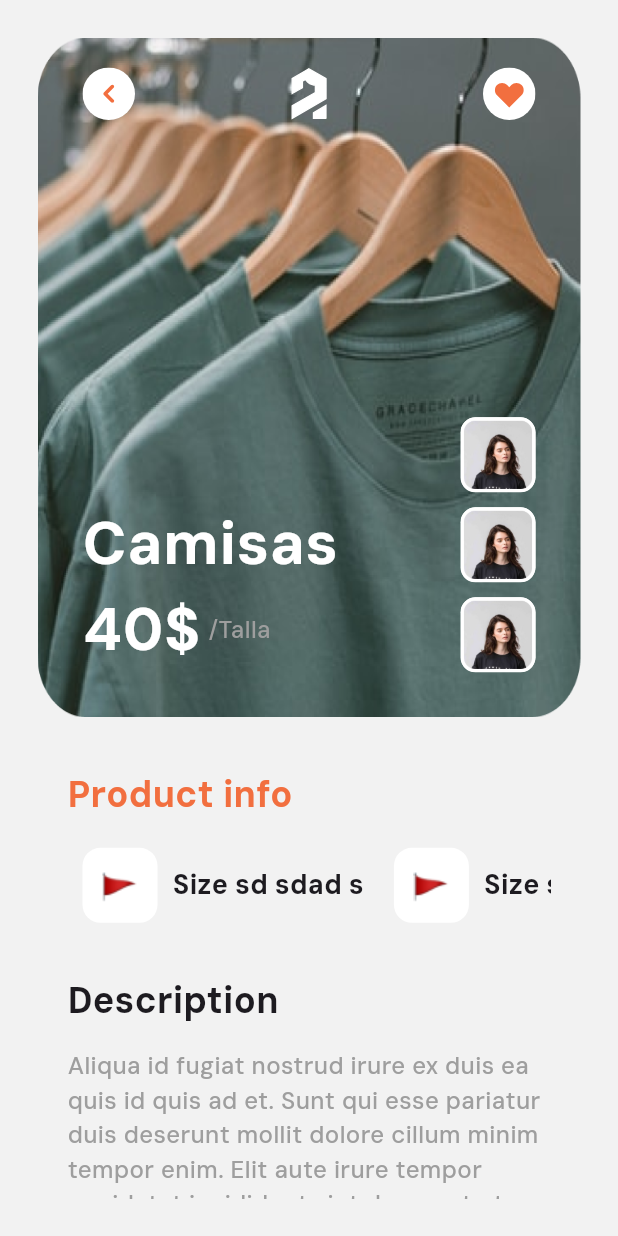
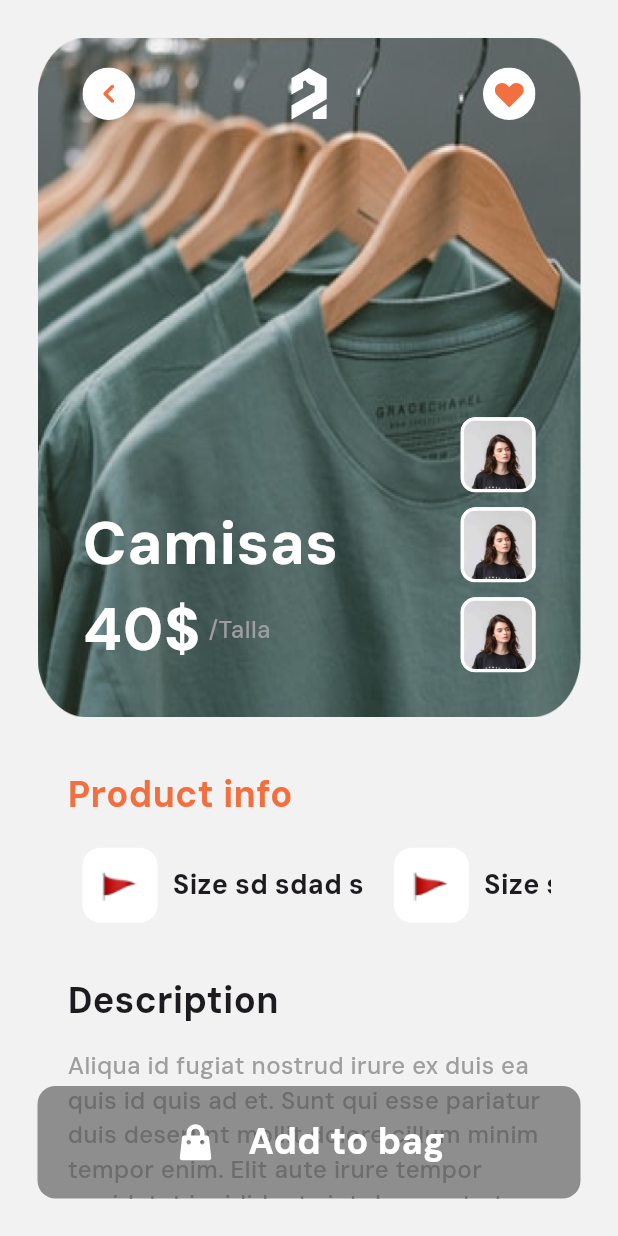
Before and after one commit to yousefsama/my_own_e_commerce_app, a Flutter app: the screen it shows after launch, after a tap on "Clothes asd asd asd asd asd asd sad a as", on a phone screen of 412 x 824 dp. Run offline on Flutter 3.47's test engine with Material 3 defaults, Android fonts, the phone set to English and light mode, and no system bars; our stand-ins replace firebase_auth, firebase_core, flutter_svg, get, go_router, quickalert; missing offline and left inert: svg_flutter; accounts and stored records are empty; project files that could hold a hidden picture were left out.

Commit message:
details view floating button done and refactor code

```diff
--- a/lib/Features/Home/view/home_view.dart
+++ b/lib/Features/Home/view/home_view.dart
@@ -17,12 +17,12 @@ class HomeView extends StatelessWidget {
         () => NavigationBar(
             labelBehavior: NavigationDestinationLabelBehavior.alwaysHide,
             elevation: 0,
-            height: 65,
+            height: 75,
             indicatorColor: Colors.transparent,
             selectedIndex: controller.selectedIndex.value,
             onDestinationSelected: (index) =>
                 controller.selectedIndex.value = index,
-            backgroundColor: const Color(0xff4C4C4C).withOpacity(0.6),
+            backgroundColor: Constance.navigationBarColor,
             destinations: [
               NavigationDestination(
                   icon: SvgPicture.asset(
--- a/lib/Features/Home/view/item_details_view.dart
+++ b/lib/Features/Home/view/item_details_view.dart
@@ -1,5 +1,6 @@
 import 'package:flutter/material.dart';
 import 'package:my_own_e_commerce_app/Features/Home/view/widget/ItemDetailsViewBody.dart';
+import 'package:my_own_e_commerce_app/Features/Home/view/widget/custom_floating_button.dart';
 import 'package:my_own_e_commerce_app/constance.dart';
 
 class ItemDetailsView extends StatelessWidget {
@@ -8,6 +9,8 @@ class ItemDetailsView extends StatelessWidget {
   @override
   Widget build(BuildContext context) {
     return Scaffold(
+      floatingActionButtonLocation: FloatingActionButtonLocation.centerDocked,
+      floatingActionButton: const CustomFloatingButton(),
       backgroundColor: Constance.primaryBackGroundColor,
       body: const ItemDetailsViewBody(),
     );
--- a/lib/Features/Home/view/widget/ItemDetailsViewBody.dart
+++ b/lib/Features/Home/view/widget/ItemDetailsViewBody.dart
@@ -1,7 +1,7 @@
 import 'package:flutter/material.dart';
+import 'package:my_own_e_commerce_app/Features/Home/view/widget/description_section.dart';
 import 'package:my_own_e_commerce_app/Features/Home/view/widget/product_Info_section.dart';
 import 'package:my_own_e_commerce_app/Features/Home/view/widget/product_details_card.dart';
-import 'package:my_own_e_commerce_app/core/utils/app_style.dart';
 
 class ItemDetailsViewBody extends StatelessWidget {
   const ItemDetailsViewBody({super.key});
@@ -33,27 +33,3 @@ class ItemDetailsViewBody extends StatelessWidget {
     );
   }
 }
-
-class DescriptionSection extends StatelessWidget {
-  const DescriptionSection({super.key});
-
-  @override
-  Widget build(BuildContext context) {
-    return Column(
-      crossAxisAlignment: CrossAxisAlignment.start,
-      children: [
-        const Text(
-          'Description',
-          style: AppStyle.bold24,
-        ),
-        const SizedBox(
-          height: 15,
-        ),
-        Text(
-          'Aliqua id fugiat nostrud irure ex duis ea quis id quis ad et. Sunt qui esse pariatur duis deserunt mollit dolore cillum minim tempor enim. Elit aute irure tempor cupidatat incididunt sint deserunt ut voluptate aute id deserunt nisi.',
-          style: AppStyle.medium16grey.copyWith(color: Colors.grey),
-        ),
-      ],
-    );
-  }
-}
--- /dev/null
+++ b/lib/Features/Home/view/widget/custom_floating_button.dart
@@ -0,0 +1,38 @@
+import 'package:flutter/material.dart';
+import 'package:flutter_svg/svg.dart';
+import 'package:my_own_e_commerce_app/constance.dart';
+import 'package:my_own_e_commerce_app/core/utils/app_style.dart';
+import 'package:my_own_e_commerce_app/core/utils/assets/assetsImage.dart';
+
+class CustomFloatingButton extends StatelessWidget {
+  const CustomFloatingButton({
+    super.key,
+  });
+
+  @override
+  Widget build(BuildContext context) {
+    return Padding(
+      padding: const EdgeInsets.all(25.0),
+      child: Container(
+        width: double.infinity,
+        height: 75,
+        decoration: BoxDecoration(
+            borderRadius: BorderRadius.circular(12),
+            color: Constance.navigationBarColor),
+        child: Row(
+          mainAxisAlignment: MainAxisAlignment.center,
+          children: [
+            SvgPicture.asset(Assets.imagesShoppingBag),
+            const SizedBox(
+              width: 20,
+            ),
+            Text(
+              'Add to bag',
+              style: AppStyle.bold24.copyWith(color: Colors.white),
+            )
+          ],
+        ),
+      ),
+    );
+  }
+}
--- /dev/null
+++ b/lib/Features/Home/view/widget/description_section.dart
@@ -0,0 +1,26 @@
+import 'package:flutter/material.dart';
+import 'package:my_own_e_commerce_app/core/utils/app_style.dart';
+
+class DescriptionSection extends StatelessWidget {
+  const DescriptionSection({super.key});
+
+  @override
+  Widget build(BuildContext context) {
+    return Column(
+      crossAxisAlignment: CrossAxisAlignment.start,
+      children: [
+        const Text(
+          'Description',
+          style: AppStyle.bold24,
+        ),
+        const SizedBox(
+          height: 15,
+        ),
+        Text(
+          'Aliqua id fugiat nostrud irure ex duis ea quis id quis ad et. Sunt qui esse pariatur duis deserunt mollit dolore cillum minim tempor enim. Elit aute irure tempor cupidatat incididunt sint deserunt ut voluptate aute id deserunt nisi.',
+          style: AppStyle.medium16grey.copyWith(color: Colors.grey),
+        ),
+      ],
+    );
+  }
+}
--- a/lib/Features/Home/view/widget/details_app_bar.dart
+++ b/lib/Features/Home/view/widget/details_app_bar.dart
@@ -12,9 +12,14 @@ class DeatailsAppBar extends StatelessWidget {
     return Row(
       mainAxisAlignment: MainAxisAlignment.spaceBetween,
       children: [
-        SvgPicture.asset(
-          Assets.imagesArrowleft,
-          height: 35,
+        GestureDetector(
+          onTap: () {
+            Navigator.pop(context);
+          },
+          child: SvgPicture.asset(
+            Assets.imagesArrowleft,
+            height: 35,
+          ),
         ),
         SvgPicture.asset(
           Assets.imagesLogo,
--- a/lib/constance.dart
+++ b/lib/constance.dart
@@ -3,4 +3,5 @@ import 'package:flutter/material.dart';
 abstract class Constance {
   static Color primaryBackGroundColor = const Color(0xffF2F2F2);
   static Color orangeColor = const Color(0xffF26F3F);
+  static Color navigationBarColor = const Color(0xff4C4C4C).withOpacity(0.6);
 }
```
